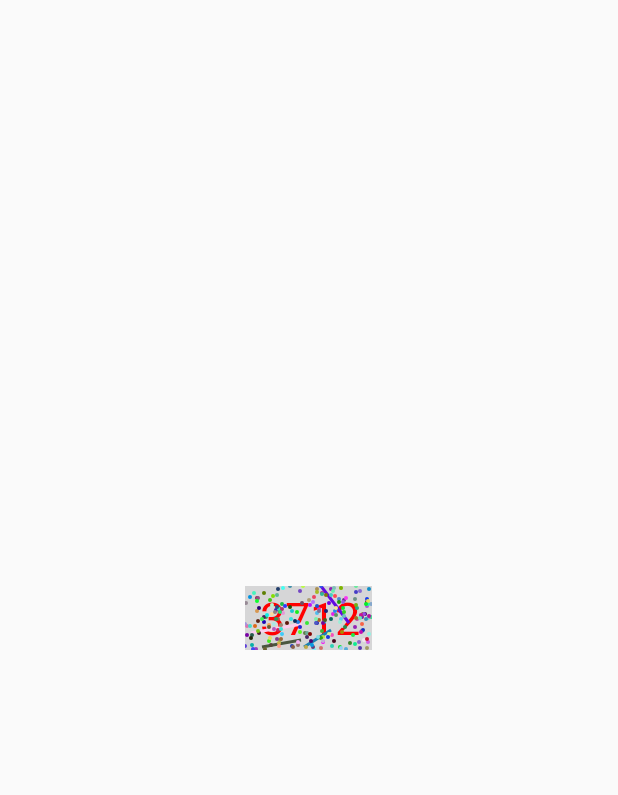
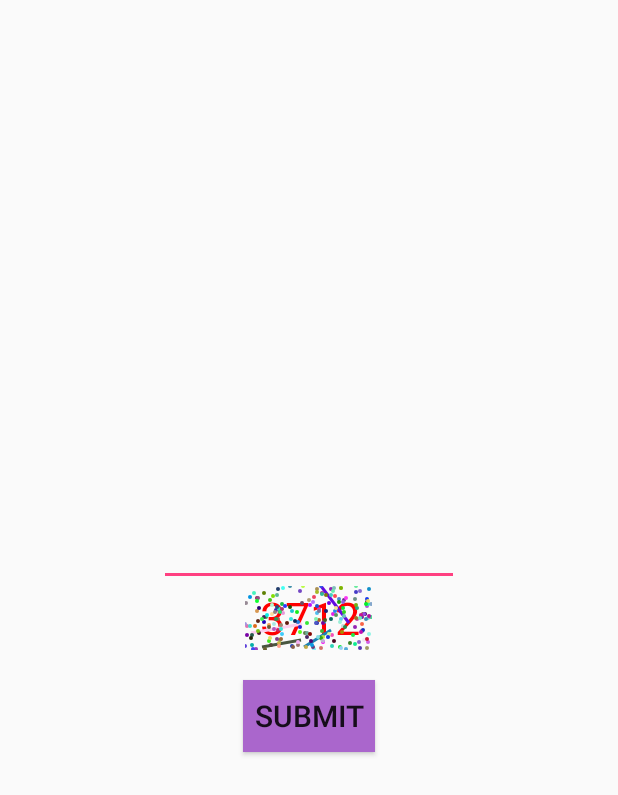
Before and after one commit to BarryWhy/AndroidProjectPactice, an Android app: the screen it shows after launch (CustomTitleViewActivity), on a phone screen of 412 x 824 dp. Shown: the top 795 px of the screen. Run offline under Robolectric (Android 15) with nearby library versions, the phone set to English and light mode, and no system bars; our stand-ins replace ButterKnife.

Commit message:
自定义验证码View

```diff
--- a/app/src/main/java/com/dell/androidprojectpactice/ui/diyview/CustomTitleView.java
+++ b/app/src/main/java/com/dell/androidprojectpactice/ui/diyview/CustomTitleView.java
@@ -88,6 +88,11 @@ public class CustomTitleView extends TextView {
         * */
         mPaint.setTextSize(mTitleSize);
         mPaint.getTextBounds(mTitleText, 0, mTitleText.length(), mRect);
+    }
+
+    @Override
+    public CharSequence getText() {
+        return mTitleText;
     }
 
     @Override
--- a/app/src/main/java/com/dell/androidprojectpactice/ui/diyview/CustomTitleViewActivity.java
+++ b/app/src/main/java/com/dell/androidprojectpactice/ui/diyview/CustomTitleViewActivity.java
@@ -3,6 +3,8 @@ package com.dell.androidprojectpactice.ui.diyview;
 import android.os.Bundle;
 import android.support.annotation.Nullable;
 import android.support.v7.app.AppCompatActivity;
+import android.widget.Button;
+import android.widget.EditText;
 import android.widget.Toast;
 
 import com.dell.androidprojectpactice.R;
@@ -11,6 +13,7 @@ import com.dell.androidprojectpactice.util.annotation.LayoutBinder;
 
 import butterknife.Bind;
 import butterknife.ButterKnife;
+import butterknife.OnClick;
 
 /**
  * Created by dell on 2016/7/29.
@@ -19,16 +22,30 @@ import butterknife.ButterKnife;
 public class CustomTitleViewActivity extends AppCompatActivity {
     @Bind(R.id.customTitleView)
     CustomTitleView customTitleView;
+    @Bind(R.id.params)
+    EditText params;
+    @Bind(R.id.submit)
+    Button submit;
 
     @Override
     protected void onCreate(@Nullable Bundle savedInstanceState) {
         super.onCreate(savedInstanceState);
         AnnotationParser.injectActivity(this);
         ButterKnife.bind(this);
-        initView();
     }
 
-    private void initView() {
-        Toast.makeText(CustomTitleViewActivity.this, customTitleView.getText().toString(), Toast.LENGTH_SHORT).show();
+    @OnClick(R.id.submit)
+    public void onClick() {
+        String str = params.getText().toString();
+        String code = customTitleView.getText().toString();
+        check(str, code);
+    }
+
+    private void check(String str, String code) {
+        if (!"".equals(str) && str.equals(code)) {
+            Toast.makeText(CustomTitleViewActivity.this, "验证成功", Toast.LENGTH_SHORT).show();
+        } else {
+            Toast.makeText(CustomTitleViewActivity.this, "验证失败", Toast.LENGTH_SHORT).show();
+        }
     }
 }
--- a/app/src/main/res/layout/ac_diy_view.xml
+++ b/app/src/main/res/layout/ac_diy_view.xml
@@ -1,9 +1,17 @@
 <?xml version="1.0" encoding="utf-8"?>
 <RelativeLayout xmlns:android="http://schemas.android.com/apk/res/android"
     xmlns:custom="http://schemas.android.com/apk/res-auto"
-    android:orientation="vertical"
     android:layout_width="match_parent"
     android:layout_height="match_parent">
+
+    <EditText
+        android:id="@+id/params"
+        android:textSize="20sp"
+        android:layout_above="@+id/customTitleView"
+        android:layout_centerInParent="true"
+        android:layout_width="200dp"
+        android:layout_height="wrap_content"
+        />
 
     <com.dell.androidprojectpactice.ui.diyview.CustomTitleView
         android:id="@+id/customTitleView"
@@ -12,8 +20,19 @@
         custom:titleText="3712"
         android:padding="10dp"
         custom:titleColor="#ff0000"
-        custom:titleBackground="@color/sv_blue"
         android:layout_centerInParent="true"
         custom:titleSize="30sp" />
 
+    <Button
+        android:id="@+id/submit"
+        android:layout_marginTop="20dp"
+        android:padding="5dp"
+        android:textSize="20sp"
+        android:text="Submit"
+        android:background="@android:color/holo_purple"
+        android:layout_width="wrap_content"
+        android:layout_height="wrap_content"
+        android:layout_centerInParent="true"
+        android:layout_below="@+id/customTitleView"/>
+
 </RelativeLayout>
```
